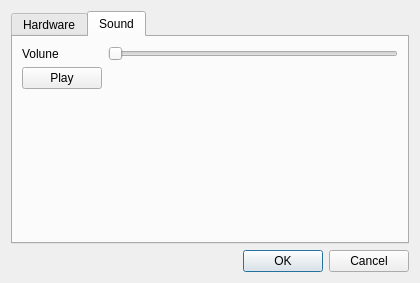
First picture: the form in src/client/gui/configuration_dialog.ui, repository sush/Live-Jamming, before the edit.
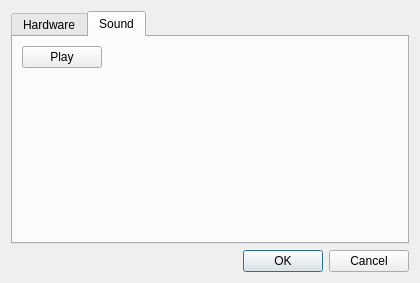
Second picture: the form after the edit. The open tabs and pages were chosen to show the change.

What changed in the file:
```diff
--- a/src/client/gui/configuration_dialog.ui
+++ b/src/client/gui/configuration_dialog.ui
@@ -68,20 +68,6 @@
         <enum>QFormLayout::AllNonFixedFieldsGrow</enum>
        </property>
        <item row="0" column="0">
-        <widget class="QLabel" name="label_3">
-         <property name="text">
-          <string>Volune</string>
-         </property>
-        </widget>
-       </item>
-       <item row="0" column="1">
-        <widget class="QSlider" name="horizontalSlider_3">
-         <property name="orientation">
-          <enum>Qt::Horizontal</enum>
-         </property>
-        </widget>
-       </item>
-       <item row="1" column="0">
         <widget class="QPushButton" name="pushButton">
          <property name="text">
           <string>Play</string>
```
Left out of the diff: 4 changed lines with no effect on the pictures.
